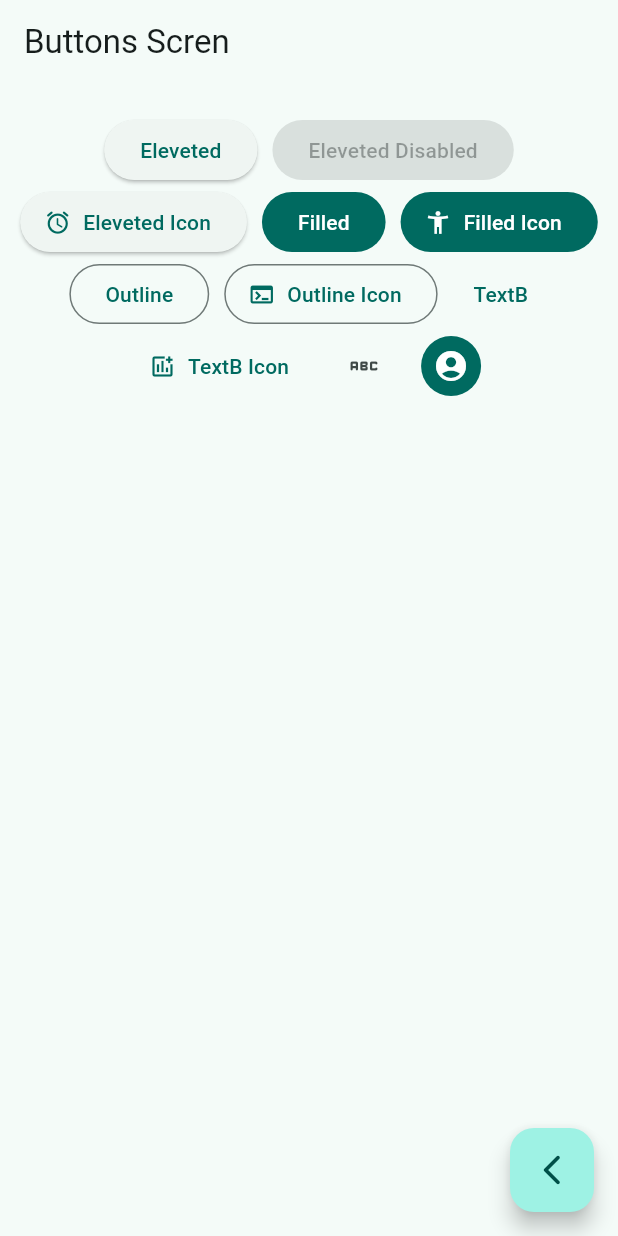
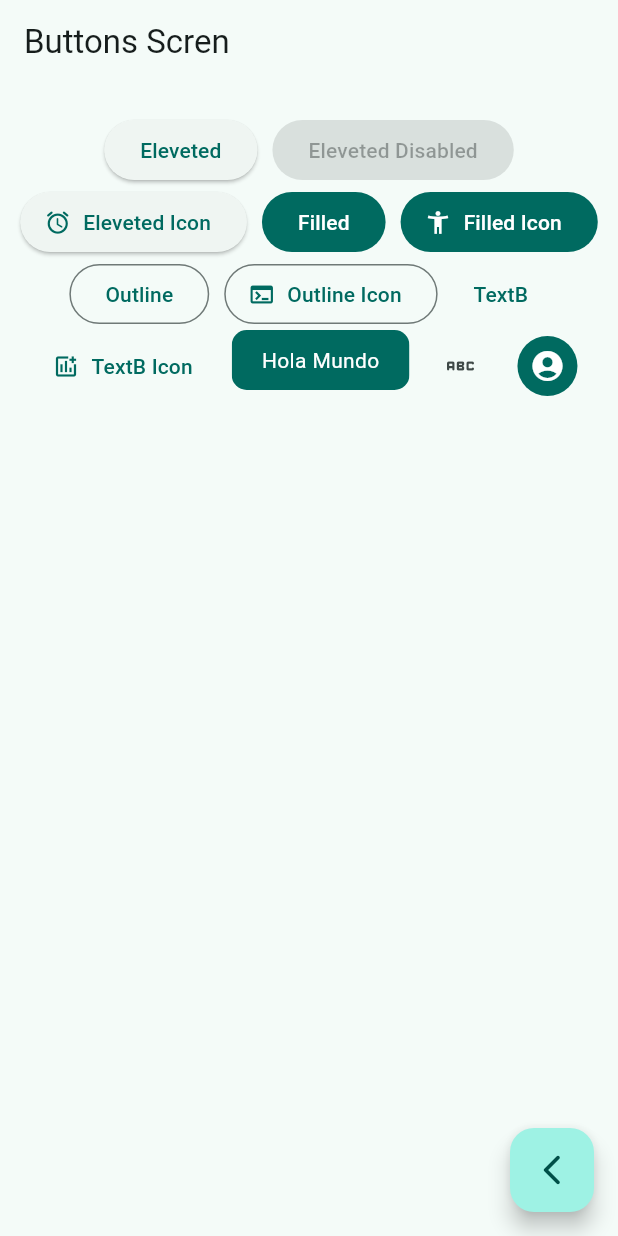
Before and after one commit to PaulMec/widgets_app, a Flutter app: the ButtonsScreen screen opened by its route, on a phone screen of 412 x 824 dp. Run offline on Flutter 3.47's test engine with Material 3 defaults, Android fonts, the phone set to English and light mode, and no system bars; our stand-ins replace go_router.

Commit message:
Personal Button (create)

```diff
--- a/lib/presentation/screens/buttons/buttons_screen.dart
+++ b/lib/presentation/screens/buttons/buttons_screen.dart
@@ -64,6 +64,7 @@ class _ButtonsView extends StatelessWidget {
                 onPressed: () {},
                 icon: const Icon(Icons.add_chart_outlined),
                 label: const Text('TextB Icon')),
+            const CustomButton(),
             IconButton(onPressed: () {}, icon: const Icon(Icons.abc_rounded)),
             IconButton(
               onPressed: () {},
@@ -79,3 +80,29 @@ class _ButtonsView extends StatelessWidget {
     );
   }
 }
+
+class CustomButton extends StatelessWidget {
+  const CustomButton({super.key});
+
+  @override
+  Widget build(BuildContext context) {
+    final colors = Theme.of(context).colorScheme;
+
+    return ClipRRect(
+      borderRadius: BorderRadius.circular(10),
+      child: Material(
+        color: colors.primary,
+        child: InkWell(
+          onTap: () {},
+          child: const Padding(
+            padding: EdgeInsets.symmetric(horizontal: 20, vertical: 10),
+            child: Text(
+              'Hola Mundo',
+              style: TextStyle(color: Colors.white),
+            ),
+          ),
+        ),
+      ),
+    );
+  }
+}
```
